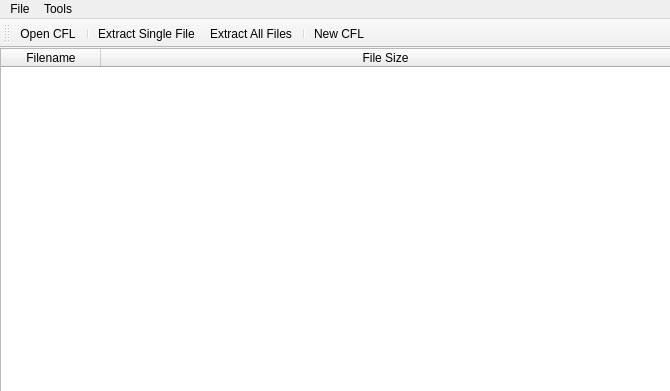
Old version of the form interface/main.ui in the repository Toyz/IMVU-CFL-Reader.
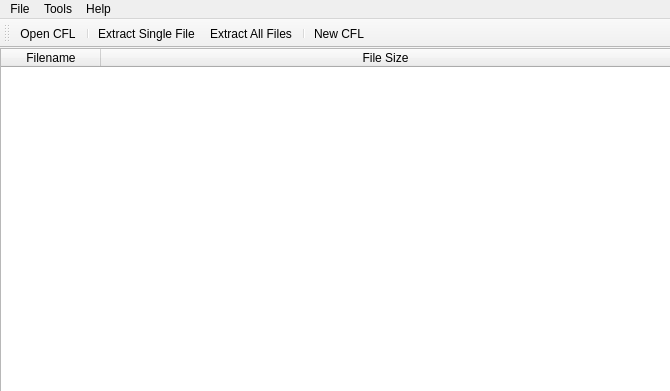
New version of the form.

Commit message: Added about links?

The edit to the form file:
```diff
--- a/interface/main.ui
+++ b/interface/main.ui
@@ -125,8 +125,16 @@
     <addaction name="actionExtract_All"/>
     <addaction name="actionConvert_to_CHKN"/>
    </widget>
+   <widget class="QMenu" name="menuHelp">
+    <property name="title">
+     <string>Help</string>
+    </property>
+    <addaction name="actionSource_Code_Github"/>
+    <addaction name="actionToyz_IMVU"/>
+   </widget>
    <addaction name="menuOpen_CFL"/>
    <addaction name="menuTools"/>
+   <addaction name="menuHelp"/>
   </widget>
   <widget class="QToolBar" name="toolBar">
    <property name="windowTitle">
```
Left out of the diff: 10 changed lines with no effect on the pictures. The commit also changes 1 other file.
